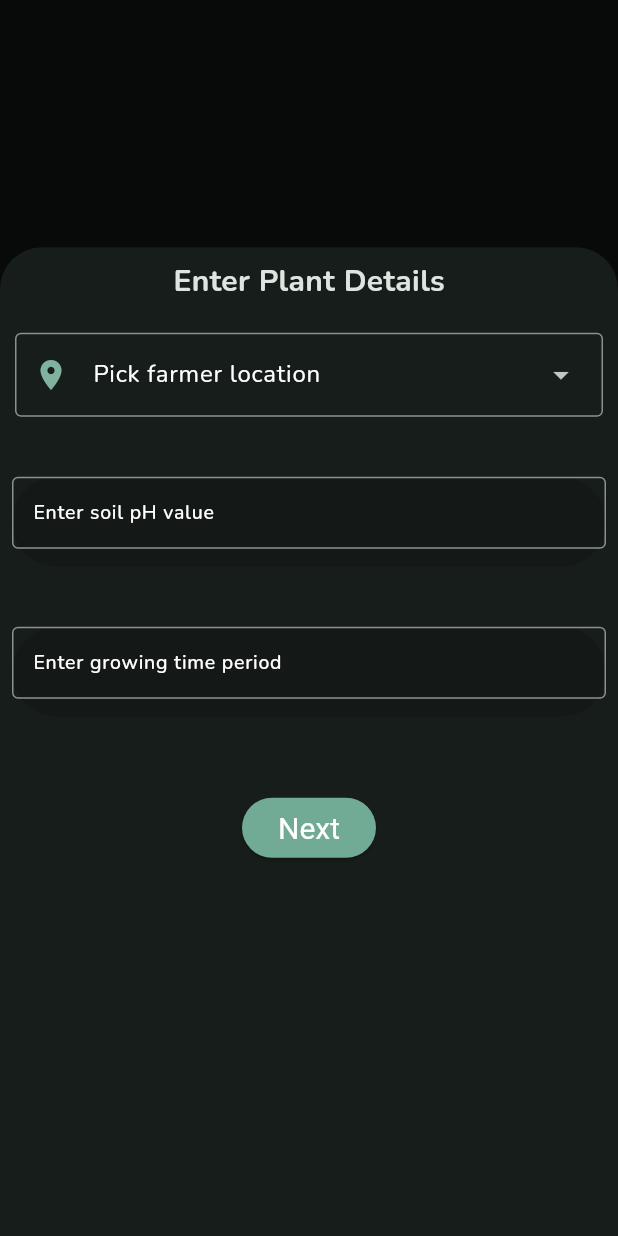
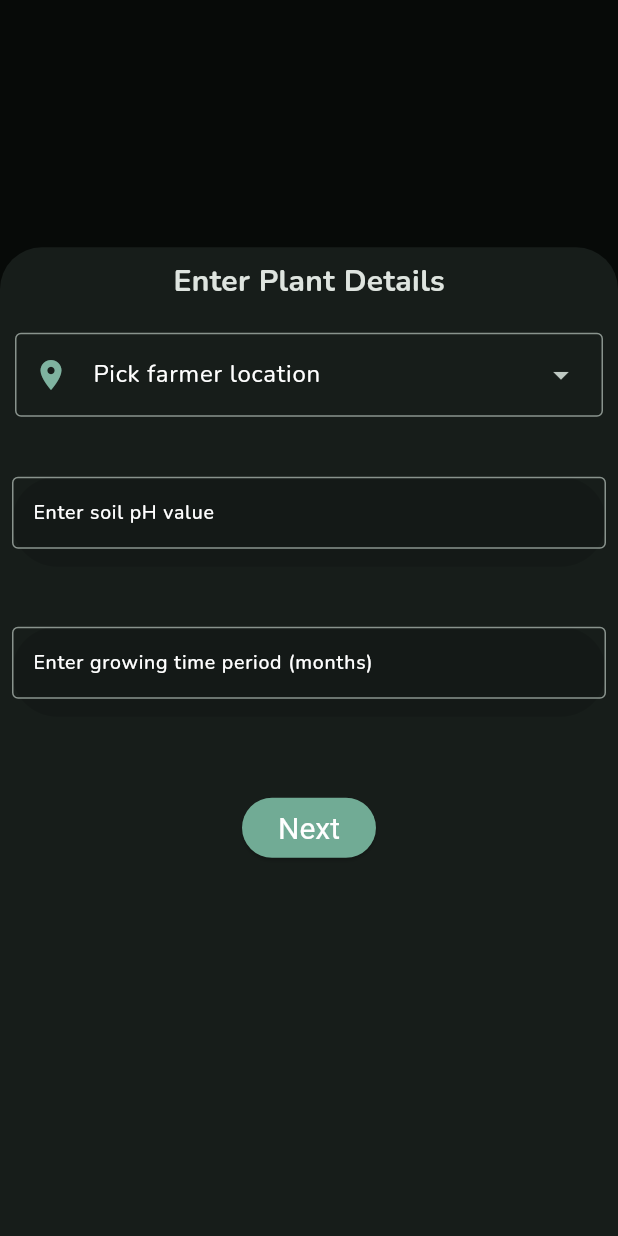
Before and after one commit to Thisuraka/flower-prediction, a Flutter app: what predictFlowerPopup() shows on an empty page, opened directly with empty values, on a phone screen of 412 x 824 dp. Run offline on Flutter 3.47's test engine with Material 2 defaults, Android fonts, the light colour scheme and no system bars; our stand-ins replace dio, flutter_easyloading, geolocator, google_maps_flutter, image_picker, permission_handler and 2 more; missing offline and left inert: flutter_polyline_points; network calls fail.

Commit message:
app string update

```diff
--- a/lib/utils/static/app_strings.dart
+++ b/lib/utils/static/app_strings.dart
@@ -20,7 +20,7 @@ class AppStrings {
   static const plantPredictionEnterDetails = "Enter Plant Details";
   static const plantPredictionEnterFarmerLocation = "Pick farmer location";
   static const plantPredictionEnterSoilPh = "Enter soil pH value";
-  static const plantPredictionEnterGrowTimePeriod = "Enter growing time period";
+  static const plantPredictionEnterGrowTimePeriod = "Enter growing time period (months)";
   static const plantPredictionWeatherPrediction = "Weather Prediction";
   static const plantPredictionMostSuitablePlant = "Most Suitable Plants";
   static const plantPredictionMostPickWhich = "Please pick what you would like to predict";
--- a/lib/widgets/popups/image_view_popup.dart
+++ b/lib/widgets/popups/image_view_popup.dart
@@ -187,7 +187,6 @@ void predictFlowerPopup({
 }) async {
   List<String> dropdownItems = ['Colombo', 'Badulla', 'Hatton', 'Kalutara', 'Kandy', 'Mount Lavinia'];
 
-
   final List<DropdownMenuEntry<String>> locationEntries = <DropdownMenuEntry<String>>[];
   for (final String month in dropdownItems) {
     locationEntries.add(
@@ -235,7 +234,7 @@ void predictFlowerPopup({
                 RoundedTextboxWidget(
                   controller: soilPhValueController,
                   labelText: AppStrings.plantPredictionEnterSoilPh,
-                  keyboardType: TextInputType.number,
+                  keyboardType: const TextInputType.numberWithOptions(decimal: false),
                   validator: (value) {
                     if (value == null || value.isEmpty) {
                       return AppStrings.enterValues;
@@ -246,7 +245,7 @@ void predictFlowerPopup({
                 RoundedTextboxWidget(
                   controller: growingTimePeriodController,
                   labelText: AppStrings.plantPredictionEnterGrowTimePeriod,
-                  keyboardType: TextInputType.number,
+                  keyboardType: const TextInputType.numberWithOptions(decimal: false),
                   validator: (value) {
                     if (value == null || value.isEmpty) {
                       return AppStrings.enterValues;
```
